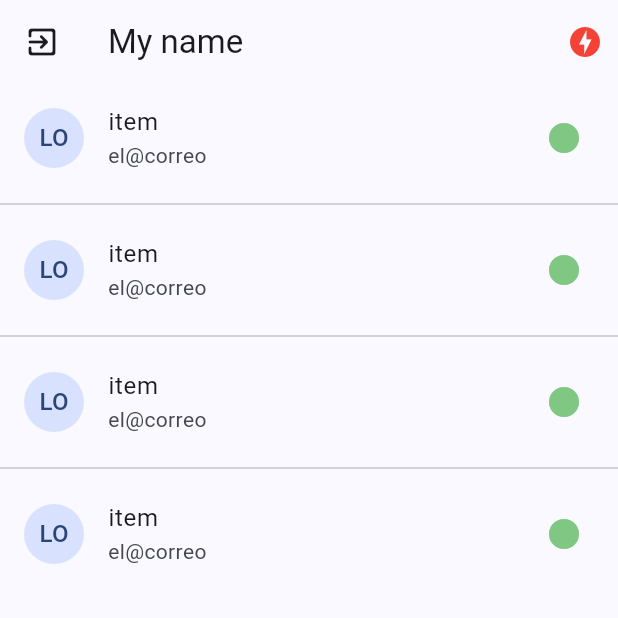
After one commit to fedexperez/real_time_chat, a Flutter app: the UsersScreen screen opened by its route, on a phone screen of 412 x 824 dp, the top half of it. The commit adds this screen. Run offline on Flutter 3.47's test engine with Material 2 defaults, Android fonts, the phone set to English and light mode, and no system bars; drawn by our look-alikes of pull_to_refresh; our stand-ins replace bloc, dartz, equatable, flutter_bloc, flutter_secure_storage, get_it; accounts and stored records are empty.

Commit message:
chore: Users screen   - Users screen   - Custom Widgets   - app routes update   - pull_to_refresh package added

```diff
--- a/lib/core/router/app_routes.dart
+++ b/lib/core/router/app_routes.dart
@@ -1,4 +1,5 @@
 import 'package:flutter/material.dart';
+import 'package:real_time_chat/features/chat/presentation/screens/users_screen.dart';
 
 import 'package:real_time_chat/features/authentication/presentation/screens/login_screen.dart';
 import 'package:real_time_chat/features/authentication/presentation/screens/register_screen.dart';
@@ -9,5 +10,6 @@ class AppRoutes {
   static final Map<String, Widget Function(BuildContext)> routes = {
     'login': (BuildContext context) => const LoginScreen(),
     'register': (BuildContext context) => const RegisterScreen(),
+    'users': (BuildContext context) => const UsersScreen(),
   };
 }
--- /dev/null
+++ b/lib/features/chat/domain/entities/user.dart
@@ -0,0 +1,23 @@
+import 'package:equatable/equatable.dart';
+
+class User extends Equatable {
+  final bool online;
+  final String email;
+  final String name;
+  final String id;
+
+  const User({
+    required this.online,
+    required this.email,
+    required this.name,
+    required this.id,
+  });
+
+  @override
+  List<Object?> get props => [
+        online,
+        email,
+        name,
+        id,
+      ];
+}
--- /dev/null
+++ b/lib/features/chat/presentation/screens/users_screen.dart
@@ -0,0 +1,34 @@
+import 'package:flutter/material.dart';
+
+import 'package:real_time_chat/features/chat/presentation/widgets/custom_list_view.dart';
+
+class UsersScreen extends StatelessWidget {
+  const UsersScreen({Key? key}) : super(key: key);
+
+  @override
+  Widget build(BuildContext context) {
+    return Scaffold(
+      appBar: AppBar(
+        title: const Text('My name'),
+        leading: IconButton(
+          onPressed: () {},
+          icon: const Icon(Icons.exit_to_app_rounded),
+        ),
+        actions: [
+          Container(
+            margin: const EdgeInsets.only(right: 10),
+            // child: const Icon(
+            //   Icons.check_circle,
+            //   color: Colors.blueAccent,
+            // ),
+            child: const Icon(
+              Icons.offline_bolt,
+              color: Colors.red,
+            ),
+          ),
+        ],
+      ),
+      body: CustomListView(),
+    );
+  }
+}
--- /dev/null
+++ b/lib/features/chat/presentation/widgets/custom_list_tile.dart
@@ -0,0 +1,20 @@
+import 'package:flutter/material.dart';
+
+class CustomListTile extends StatelessWidget {
+  const CustomListTile({super.key});
+
+  @override
+  Widget build(BuildContext context) {
+    return ListTile(
+      leading: const CircleAvatar(
+        child: Text('LO'),
+      ),
+      title: const Text('item'),
+      subtitle: Text('el@correo'),
+      trailing: Icon(
+        Icons.circle,
+        color: Colors.green.shade300,
+      ),
+    );
+  }
+}
--- /dev/null
+++ b/lib/features/chat/presentation/widgets/custom_list_view.dart
@@ -0,0 +1,45 @@
+import 'package:flutter/material.dart';
+import 'package:pull_to_refresh/pull_to_refresh.dart';
+
+import 'package:real_time_chat/features/chat/presentation/widgets/custom_list_tile.dart';
+
+class CustomListView extends StatefulWidget {
+  const CustomListView({super.key});
+
+  @override
+  State<CustomListView> createState() => _CustomListViewState();
+}
+
+class _CustomListViewState extends State<CustomListView> {
+  final RefreshController _refreshController =
+      RefreshController(initialRefresh: false);
+
+  @override
+  Widget build(BuildContext context) {
+    return SmartRefresher(
+      controller: _refreshController,
+      enablePullDown: true,
+      header: WaterDropHeader(
+        complete: Icon(Icons.check),
+      ),
+      // TODO
+      // Este on refresh debe ser un bloc que ejecuta un evento, no debe estar directo en este widget
+      // Crear un bloc para esté pull on refresh y otro para el usuario de uno
+      onRefresh: _cargarUsuarios,
+      child: ListView.separated(
+        physics: const BouncingScrollPhysics(),
+        itemBuilder: (BuildContext context, int index) {
+          return CustomListTile();
+        },
+        separatorBuilder: (BuildContext context, int index) => const Divider(),
+        itemCount: 4,
+      ),
+    );
+  }
+
+  _cargarUsuarios() async {
+    await Future.delayed(Duration(milliseconds: 1000));
+    // if failed,use refreshFailed()
+    _refreshController.refreshCompleted();
+  }
+}
--- a/pubspec.yaml
+++ b/pubspec.yaml
@@ -19,6 +19,7 @@ dependencies:
   get_it: ^7.2.0
   http: ^0.13.5
   flutter_secure_storage: ^8.0.0
+  pull_to_refresh: ^2.0.0
 
 dev_dependencies:
   flutter_test:
```
Also changed, not shown: pubspec.lock.
